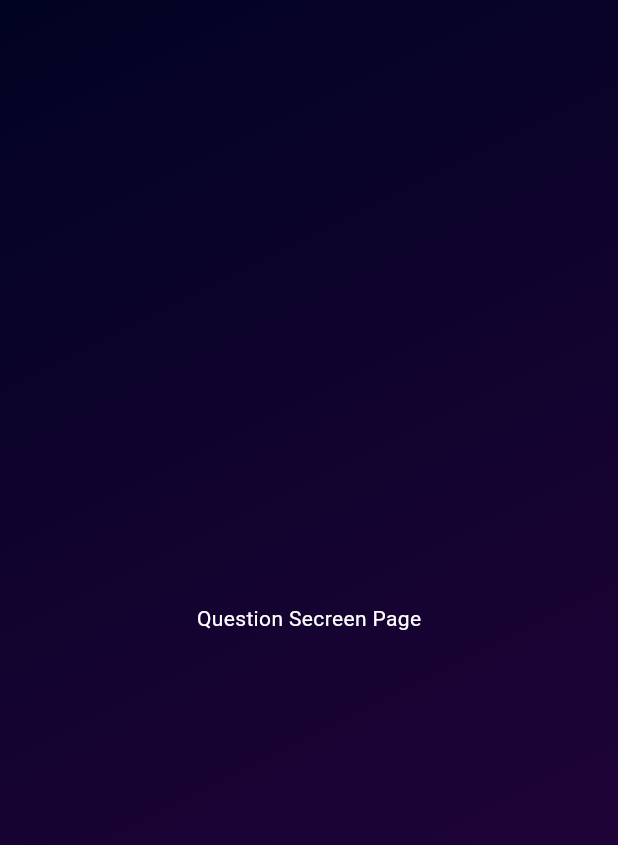
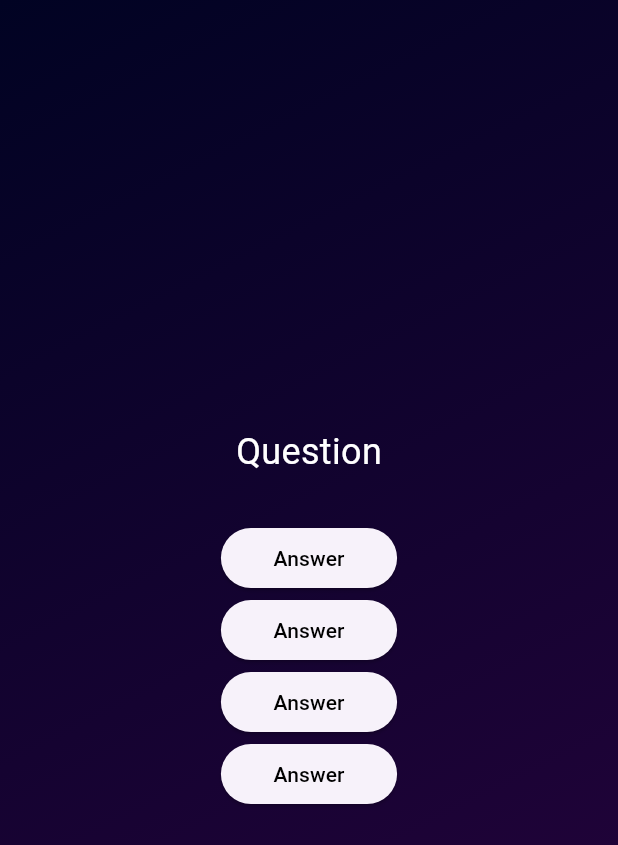
Before and after one commit to mohajjalinkhan/flutter_quiz_app, a Flutter app: the screen it shows after launch, after a tap on "Start Quiz", on a phone screen of 412 x 824 dp. Shown: the top 845 px of the screen. Run offline on Flutter 3.47's test engine with Material 3 defaults, Android fonts, the phone set to English and light mode, and no system bars.

Commit message:
added reusable answer button

```diff
--- /dev/null
+++ b/lib/answer_button.dart
@@ -0,0 +1,23 @@
+import 'package:flutter/material.dart';
+
+// created reuseable answer button
+class AnswerButton extends StatelessWidget {
+  const AnswerButton(
+      {super.key, required this.buttonText, required this.onTap});
+  final String buttonText;
+  final void Function() onTap;
+  @override
+  Widget build(BuildContext context) {
+    return ElevatedButton(
+      style: ElevatedButton.styleFrom(
+        padding: const EdgeInsets.symmetric(horizontal: 35, vertical: 5),
+        foregroundColor: Colors.black,
+        shape: RoundedRectangleBorder(
+          borderRadius: BorderRadius.circular(30),
+        ),
+      ),
+      onPressed: onTap,
+      child: Text(buttonText),
+    );
+  }
+}
--- a/lib/question_screen.dart
+++ b/lib/question_screen.dart
@@ -1,4 +1,6 @@
 import 'package:flutter/material.dart';
+import 'package:flutter_quiz_app/data/questions.dart';
+import 'package:flutter_quiz_app/answer_button.dart';
 
 class QuestionScreen extends StatefulWidget {
   const QuestionScreen({super.key});
@@ -10,10 +12,40 @@ class QuestionScreen extends StatefulWidget {
 class _QuestionState extends State<QuestionScreen> {
   @override
   Widget build(BuildContext context) {
-    return const Center(
-      child: Text(
-        "Question Secreen Page",
-        style: TextStyle(color: Colors.white),
+    return SizedBox(
+      //using full available width
+      width: double.infinity,
+      child: Column(
+        mainAxisAlignment: MainAxisAlignment.center,
+        children: [
+          const Text(
+            "Question",
+            style: TextStyle(fontSize: 24, color: Colors.white),
+          ),
+          const SizedBox(
+            height: 30,
+          ),
+          //using custom button
+          AnswerButton(
+            onTap: () {},
+            buttonText: "Answer",
+          ),
+           //using custom button
+          AnswerButton(
+            onTap: () {},
+            buttonText: "Answer",
+          ),
+           //using custom button
+          AnswerButton(
+            onTap: () {},
+            buttonText: "Answer",
+          ),
+           //using custom button
+          AnswerButton(
+            onTap: () {},
+            buttonText: "Answer",
+          ),
+        ],
       ),
     );
   }
```
